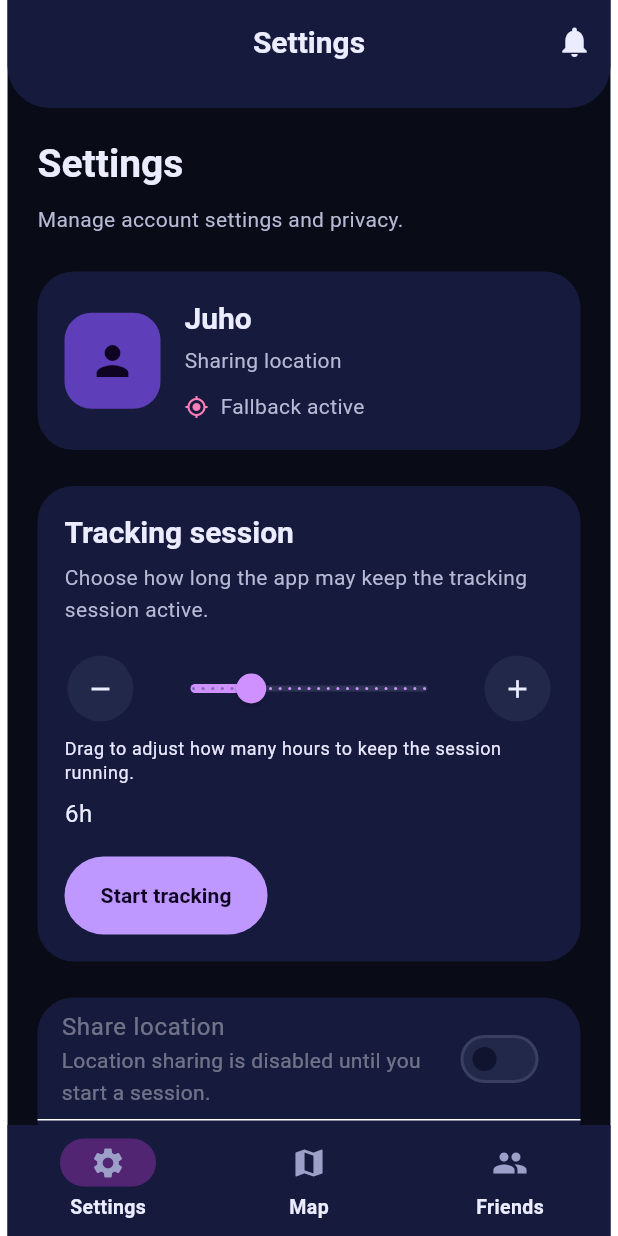
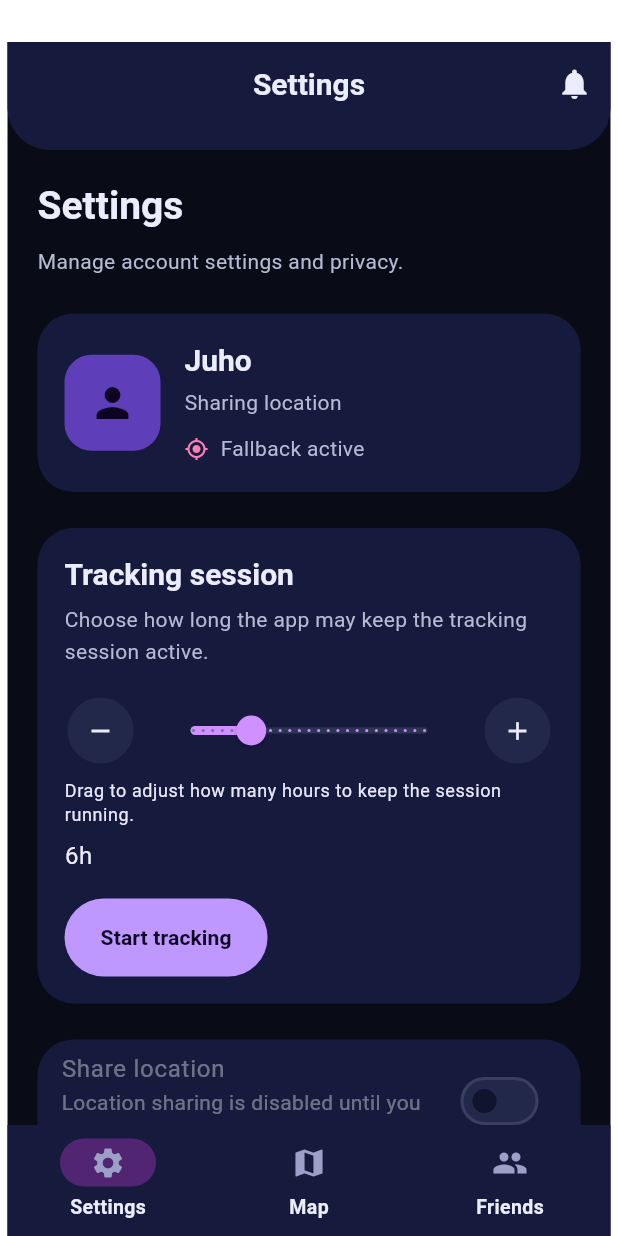
Before and after one commit to Jitreq/drunkenv2, a Flutter app: the screen it shows after launch, after a tap on "Sign in", after a tap on "Enable tracking", on a phone screen of 412 x 824 dp. Run offline on Flutter 3.47's test engine with Material 3 defaults, Android fonts, the phone set to English and light mode, and no system bars; our stand-ins replace flutter_map, geolocator, latlong2; missing offline and left inert: routing_engine.

Commit message:
final mobile fixes

```diff
--- a/lib/screens/call_screen.dart
+++ b/lib/screens/call_screen.dart
@@ -2,6 +2,7 @@ import 'package:flutter/material.dart';
 
 import '../core/strings.dart';
 import '../core/theme/app_colors.dart';
+import '../widgets/app_top_padding.dart';
 import '../widgets/xr_app_bar.dart';
 import 'chat_screen.dart';
 
@@ -31,8 +32,8 @@ class CallScreen extends StatelessWidget {
 
   @override
   Widget build(BuildContext context) {
-    return Scaffold(
-      backgroundColor: AppColors.background,
+    return AppTopPadding(
+      child: Scaffold(
         appBar: XrAppBar(
           title: Strings.callTitle,
           leading: Icons.arrow_back_ios_new,
@@ -65,6 +66,7 @@ class CallScreen extends StatelessWidget {
           child: Column(
             children: [
               Expanded(
+                child: SingleChildScrollView(
                   child: Padding(
                     padding: const EdgeInsets.symmetric(horizontal: 20),
                     child: Column(
@@ -167,6 +169,7 @@ class CallScreen extends StatelessWidget {
                     ),
                   ),
                 ),
+              ),
               Padding(
                 padding: const EdgeInsets.fromLTRB(20, 0, 20, 24),
                 child: SizedBox(
@@ -188,10 +191,10 @@ class CallScreen extends StatelessWidget {
             ],
           ),
         ),
+      ),
     );
   }
 }
-
 class _CallHeaderActions extends StatelessWidget {
   const _CallHeaderActions({
     required this.onShowOnMap,
--- a/lib/screens/chat_screen.dart
+++ b/lib/screens/chat_screen.dart
@@ -3,6 +3,7 @@ import 'package:flutter/material.dart';
 import '../core/strings.dart';
 import '../core/theme/app_colors.dart';
 import '../data/mock_data.dart';
+import '../widgets/app_top_padding.dart';
 import '../widgets/profile_sheet.dart';
 import '../widgets/xr_app_bar.dart';
 import 'call_screen.dart';
@@ -94,9 +95,9 @@ class _ChatScreenState extends State<ChatScreen> {
 
   @override
   Widget build(BuildContext context) {
-    return Scaffold(
-      backgroundColor: AppColors.background,
-      appBar: XrAppBar(
+    return AppTopPadding(
+      child: Scaffold(
+        appBar: XrAppBar(
         title: '${Strings.chatTitle} · ${widget.friendName}',
         actions: [
           if (widget.trackingEnabled && widget.sessionEndTime != null)
@@ -265,6 +266,7 @@ class _ChatScreenState extends State<ChatScreen> {
           ],
         ),
       ),
+    ),
     );
   }
 }
--- a/lib/screens/map_screen.dart
+++ b/lib/screens/map_screen.dart
@@ -249,7 +249,7 @@ class _MapScreenState extends State<MapScreen> {
 
     return SafeArea(
       child: Padding(
-        padding: const EdgeInsets.fromLTRB(20, 20, 20, 24),
+        padding: const EdgeInsets.fromLTRB(0, 0, 0, 0),
         child: Column(
           crossAxisAlignment: CrossAxisAlignment.start,
           children: [
@@ -269,6 +269,7 @@ class _MapScreenState extends State<MapScreen> {
                               center: _mapCenter,
                               zoom: _mapZoom,
                               minZoom: 5,
+                              interactiveFlags: InteractiveFlag.all & ~InteractiveFlag.rotate,
                               onPositionChanged: (position, hasGesture) {
                                 if (!mounted) return;
                                 setState(() {
--- a/lib/screens/root_shell.dart
+++ b/lib/screens/root_shell.dart
@@ -5,6 +5,7 @@ import 'package:flutter/material.dart';
 import '../core/strings.dart';
 import '../core/theme/app_colors.dart';
 import '../data/mock_data.dart';
+import '../widgets/app_top_padding.dart';
 import '../widgets/xr_app_bar.dart';
 import 'home_screen.dart';
 import 'map_screen.dart';
@@ -130,7 +131,11 @@ class _RootShellState extends State<RootShell> {
 
   @override
   Widget build(BuildContext context) {
-    return Scaffold(
+    return AppTopPadding(
+      child: SafeArea(
+        top: true,
+        bottom: false,
+        child: Scaffold(
           backgroundColor: AppColors.background,
           appBar: XrAppBar(
             title: pageTitles[selectedIndex],
@@ -164,7 +169,9 @@ class _RootShellState extends State<RootShell> {
               ),
             ],
           ),
-      body: Stack(
+          body: Padding(
+            padding: const EdgeInsets.fromLTRB(0, 0, 0, 0),
+            child: Stack(
               fit: StackFit.expand,
               children: [
                 IndexedStack(
@@ -205,6 +212,7 @@ class _RootShellState extends State<RootShell> {
                 ),
               ],
             ),
+          ),
           bottomNavigationBar: NavigationBar(
             selectedIndex: selectedIndex,
             onDestinationSelected: (value) => setState(() => selectedIndex = value),
@@ -217,6 +225,8 @@ class _RootShellState extends State<RootShell> {
               NavigationDestination(icon: Icon(Icons.group), label: Strings.friendsTitle),
             ],
           ),
+        ),
+      ),
     );
   }
 }
--- /dev/null
+++ b/lib/widgets/app_top_padding.dart
@@ -0,0 +1,17 @@
+import 'package:flutter/material.dart';
+
+class AppTopPadding extends StatelessWidget {
+  const AppTopPadding({super.key, required this.child});
+
+  static const EdgeInsets padding = EdgeInsets.only(top: 28);
+
+  final Widget child;
+
+  @override
+  Widget build(BuildContext context) {
+    return Padding(
+      padding: padding,
+      child: child,
+    );
+  }
+}
```
Also changed, not shown: 1 other file. Lines whose indentation alone changed are shown as unchanged.
